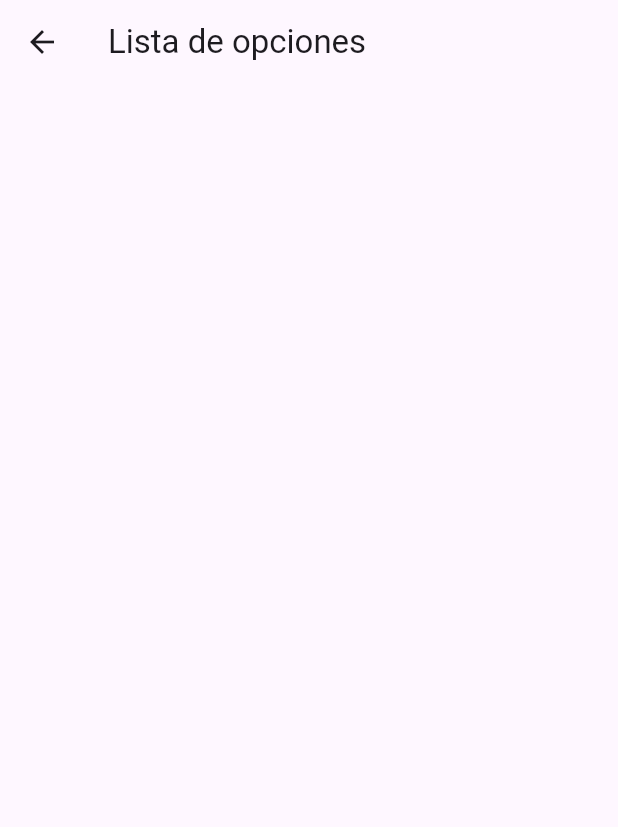
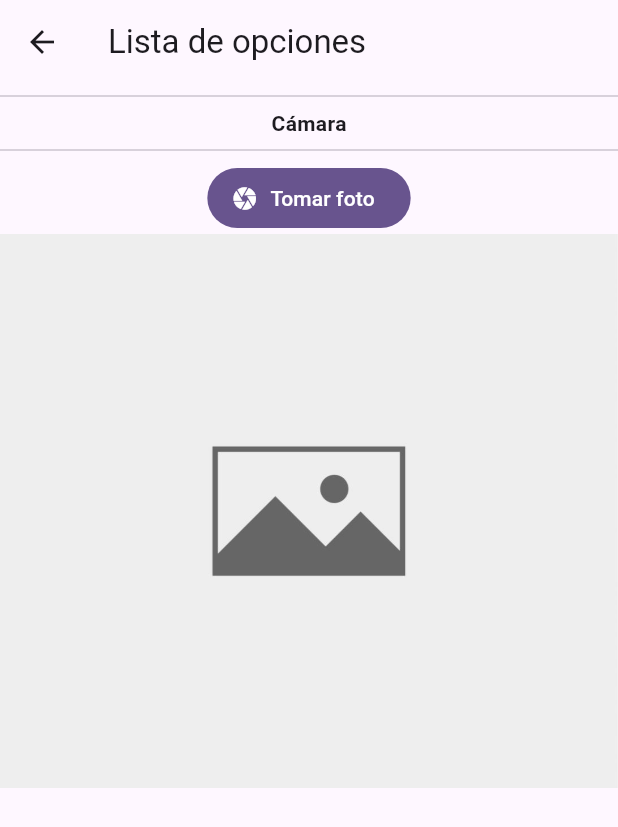
Before and after one commit to george2108/sivale_test, a Flutter app: the screen it shows after launch, after a tap on "Cámara", after a tap on "Continuar", on a phone screen of 412 x 824 dp. Shown: the top 827 px of the screen. Run offline on Flutter 3.47's test engine with Material 3 defaults, Android fonts, the light colour scheme and no system bars; our stand-ins replace bloc, equatable, flutter_bloc, image_picker.

Commit message:
Agregar: agregada funcionalidad de cámara

```diff
--- a/lib/src/presentation/pages/detail/detail_page.dart
+++ b/lib/src/presentation/pages/detail/detail_page.dart
@@ -1,14 +1,27 @@
 import 'package:flutter/material.dart';
+import 'package:flutter_bloc/flutter_bloc.dart';
+
+import '../../../config/enum/options_home_enum.dart';
+import '../../bloc/selection/selection_bloc.dart';
+import '../../widgets/camera_widget.dart';
 
 class DetailPage extends StatelessWidget {
   const DetailPage({super.key});
 
   @override
   Widget build(BuildContext context) {
+    final bloc = BlocProvider.of<SelectionBloc>(context, listen: true);
+
     return Scaffold(
       appBar: AppBar(
         title: const Text('Lista de opciones'),
       ),
+      body: ListView(
+        children: [
+          if (bloc.state.elementsSelected.contains(OptionsHomeEnum.camera))
+            const CameraWidget()
+        ],
+      ),
     );
   }
 }
--- /dev/null
+++ b/lib/src/presentation/widgets/camera_widget.dart
@@ -0,0 +1,39 @@
+import 'dart:io';
+
+import 'package:flutter/material.dart';
+import 'package:image_picker/image_picker.dart';
+
+import '../../services/pick_image.service.dart';
+import 'title_section_widget.dart';
+
+class CameraWidget extends StatefulWidget {
+  const CameraWidget({super.key});
+
+  @override
+  State<CameraWidget> createState() => _CameraWidgetState();
+}
+
+class _CameraWidgetState extends State<CameraWidget> {
+  XFile? photo;
+
+  _pickPhoto() async {
+    photo = await PickImageService().getImage(ImageSource.camera);
+    setState(() {});
+  }
+
+  @override
+  Widget build(BuildContext context) {
+    return Column(
+      children: [
+        const TitleSectionWidget(title: 'Cámara'),
+        FilledButton.icon(
+          label: const Text('Tomar foto'),
+          icon: const Icon(Icons.camera),
+          onPressed: _pickPhoto,
+        ),
+        if (photo == null) Image.asset('assets/no-photo.jpg'),
+        if (photo != null) Image.file(File(photo!.path)),
+      ],
+    );
+  }
+}
--- /dev/null
+++ b/lib/src/presentation/widgets/title_section_widget.dart
@@ -0,0 +1,21 @@
+import 'package:flutter/material.dart';
+
+class TitleSectionWidget extends StatelessWidget {
+  final String title;
+
+  const TitleSectionWidget({super.key, required this.title});
+
+  @override
+  Widget build(BuildContext context) {
+    return Column(
+      children: [
+        const Divider(),
+        Text(
+          title,
+          style: const TextStyle(fontWeight: FontWeight.bold),
+        ),
+        const Divider(),
+      ],
+    );
+  }
+}
--- /dev/null
+++ b/lib/src/services/pick_image.service.dart
@@ -0,0 +1,19 @@
+import 'package:image_picker/image_picker.dart';
+
+class PickImageService {
+  static final PickImageService _singleton = PickImageService._();
+  PickImageService._();
+  factory PickImageService() {
+    return _singleton;
+  }
+
+  Future<XFile?> getImage(ImageSource source) async {
+    final ImagePicker imagePicker = ImagePicker();
+
+    final XFile? image = await imagePicker.pickImage(
+      source: source,
+    );
+
+    return image;
+  }
+}
--- a/pubspec.yaml
+++ b/pubspec.yaml
@@ -34,6 +34,7 @@ dependencies:
   flutter:
     sdk: flutter
   flutter_bloc: ^8.1.5
+  image_picker: ^1.1.1
 
 dev_dependencies:
   flutter_lints: ^3.0.0
@@ -50,8 +51,8 @@ flutter:
   # the material Icons class.
   uses-material-design: true
   # To add assets to your application, add an assets section, like this:
-  # assets:
-  #   - images/a_dot_burr.jpeg
+  assets:
+    - assets/
   #   - images/a_dot_ham.jpeg
   # An image asset can refer to one or more resolution-specific "variants", see
   # https://flutter.dev/assets-and-images/#resolution-aware
```
Also changed, not shown: assets/no-photo.jpg (added), pubspec.lock, 5 other files.
